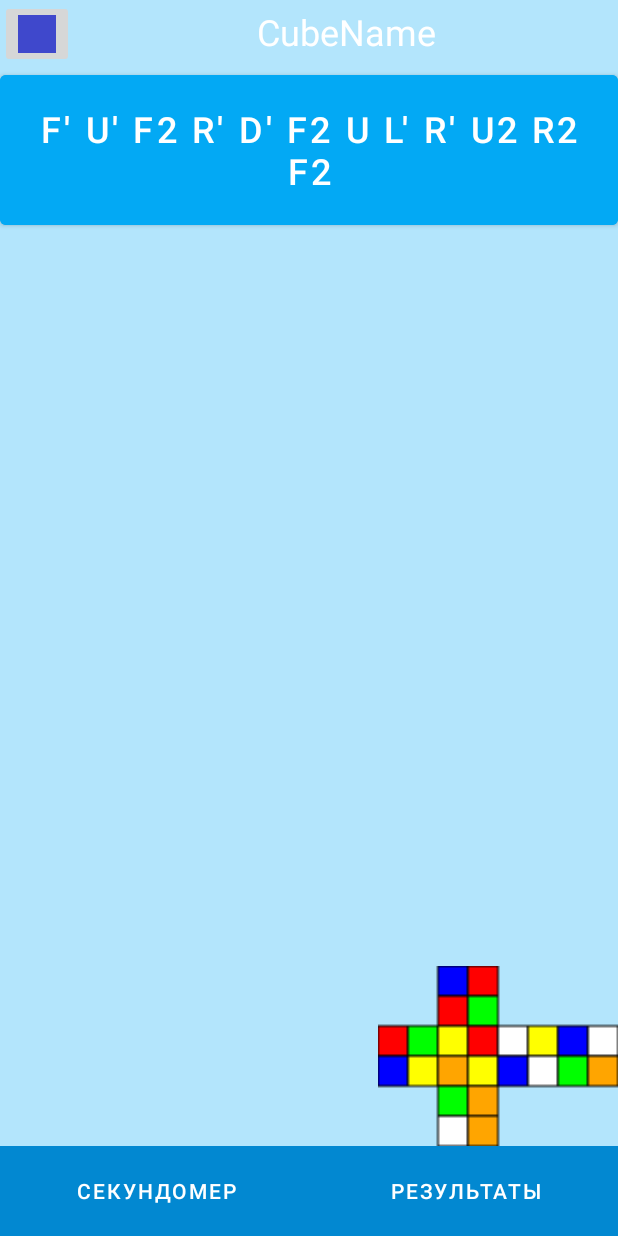
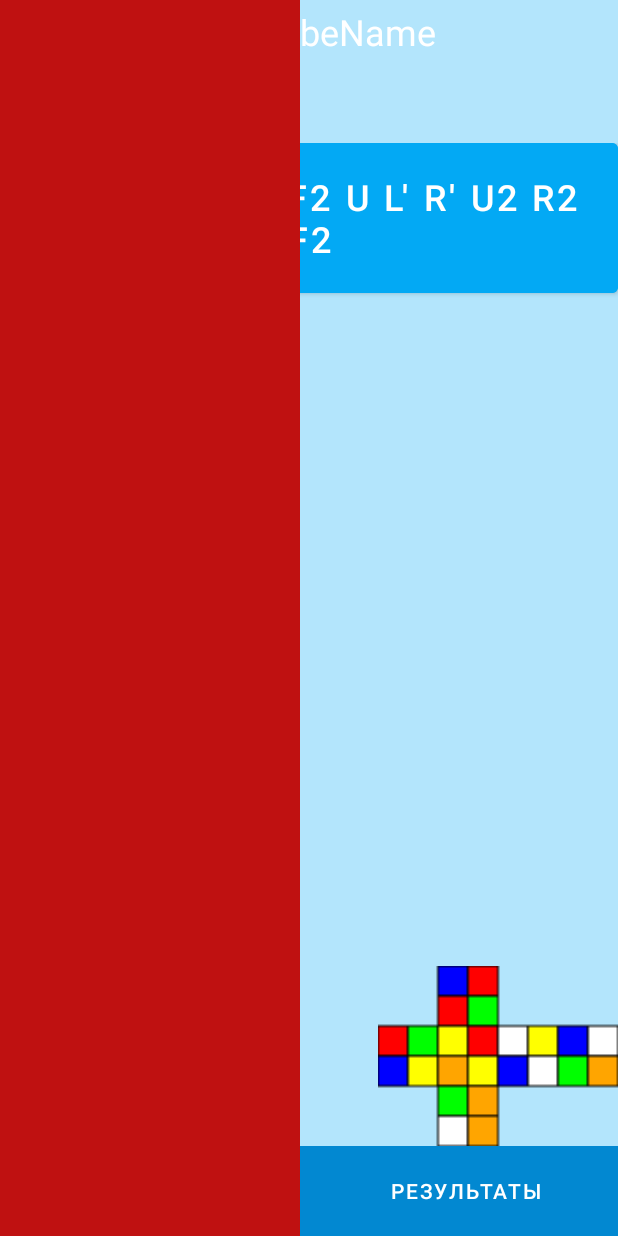
Before and after one commit to VsevolordOstrovsky/Toster, an Android app: the screen it shows after launch (MainActivity), on a phone screen of 412 x 824 dp. Run offline under Robolectric (Android 15) with nearby library versions, the phone set to English and light mode, and no system bars.

Commit message:
menu_First

```diff
--- a/app/src/main/java/com/example/toster/cubeFragment.java
+++ b/app/src/main/java/com/example/toster/cubeFragment.java
@@ -71,9 +71,11 @@ public class cubeFragment extends Fragment {
         View v = new MyCanvas(view.getContext());
         Bitmap bitmap = Bitmap.createBitmap(160/*width*/, 120/*height*/, Bitmap.Config.ARGB_8888);
         Canvas canvas = new Canvas(bitmap);
+        imageGen.strok = "";
         ImageView iv = (ImageView) view.findViewById(R.id.imageView3);
         v.draw(canvas);
         iv.setImageBitmap(bitmap);
+
         btnScramble.setText(imageGen.strok);
 
         btnScramble.setOnClickListener(new View.OnClickListener() {
--- a/app/src/main/res/layout/fragment_cube.xml
+++ b/app/src/main/res/layout/fragment_cube.xml
@@ -6,20 +6,6 @@
     android:layout_height="match_parent"
     android:background="#B3E5FC"
     tools:context=".cubeFragment">
-
-    <Button
-        android:id="@+id/buttonScramble"
-        android:layout_width="match_parent"
-        android:layout_height="100dp"
-        android:backgroundTint="#03A9F4"
-        android:insetTop="0dp"
-        android:insetBottom="0dp"
-        android:text="scramble"
-        android:textSize="24sp"
-        app:layout_constraintEnd_toEndOf="parent"
-        app:layout_constraintHorizontal_bias="0.0"
-        app:layout_constraintStart_toStartOf="parent"
-        app:layout_constraintTop_toBottomOf="@+id/linearLayout2" />
 
     <LinearLayout
         android:id="@+id/linearLayout"
@@ -65,6 +51,7 @@
         android:layout_width="match_parent"
         android:layout_height="50dp"
         android:orientation="horizontal"
+        tools:ignore="MissingConstraints"
         tools:layout_editor_absoluteX="1dp"
         tools:layout_editor_absoluteY="1dp">
 
@@ -85,4 +72,38 @@
             android:textColor="#FFFFFF"
             android:textSize="24sp" />
     </LinearLayout>
+
+    <FrameLayout
+        android:layout_width="match_parent"
+        android:layout_height="623dp"
+        app:layout_constraintBottom_toTopOf="@+id/linearLayout"
+        app:layout_constraintTop_toBottomOf="@+id/linearLayout2"
+        tools:layout_editor_absoluteX="0dp">
+
+        <Button
+            android:id="@+id/buttonScramble"
+            android:layout_width="match_parent"
+            android:layout_height="100dp"
+            android:backgroundTint="#03A9F4"
+            android:insetTop="0dp"
+            android:insetBottom="0dp"
+            android:text="Scramble"
+            android:textSize="24sp" />
+
+    </FrameLayout>
+
+    <ScrollView
+        android:id="@+id/scrollView2"
+        android:layout_width="200dp"
+        android:layout_height="match_parent"
+        android:background="#BF1111"
+        app:layout_constraintStart_toStartOf="parent"
+        tools:layout_editor_absoluteY="0dp">
+
+        <LinearLayout
+            android:layout_width="match_parent"
+            android:layout_height="wrap_content"
+            android:orientation="vertical" />
+    </ScrollView>
+
 </androidx.constraintlayout.widget.ConstraintLayout>
```
